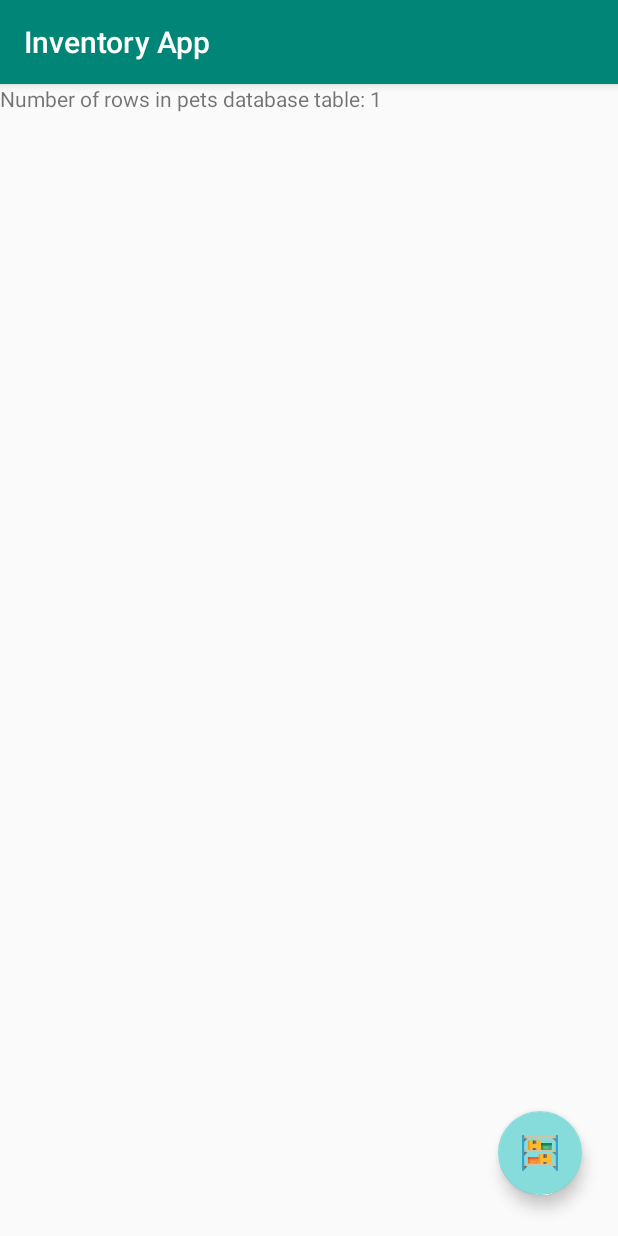
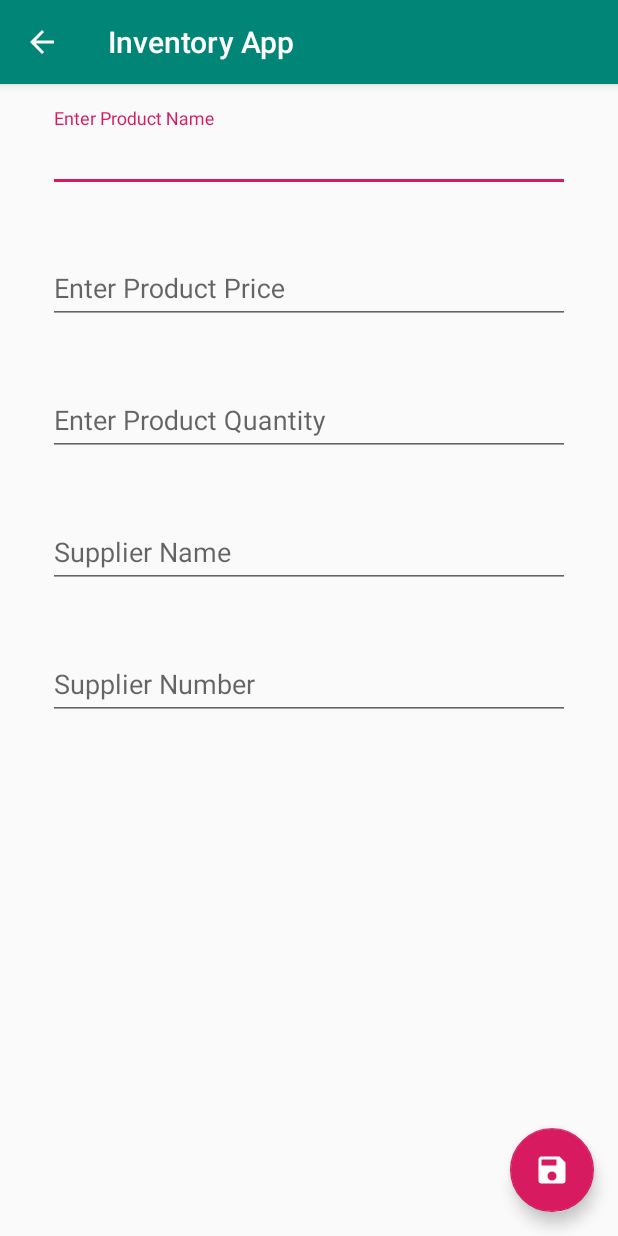
Before and after one commit to hasanmohdkhan/Android-Basics-Nanodegree-Inventory-app, an Android app: the screen it shows after launch (MainActivity before the commit, EditorActivity after it), after a tap on an icon or button, on a phone screen of 412 x 824 dp. Run offline under Robolectric (Android 15) with nearby library versions, the phone set to English and light mode, and no system bars; our stand-ins replace ButterKnife.

Commit message:
ADDED - Editor Activity - fab icon     - save     - add

```diff
--- a/app/src/main/AndroidManifest.xml
+++ b/app/src/main/AndroidManifest.xml
@@ -16,6 +16,9 @@
                 <category android:name="android.intent.category.LAUNCHER" />
             </intent-filter>
         </activity>
+        <activity
+            android:name=".activity.EditorActivity"
+            android:parentActivityName=".activity.MainActivity"></activity>
     </application>
 
 </manifest>
--- /dev/null
+++ b/app/src/main/java/com/example/hasanzian/inventoryapp/activity/EditorActivity.java
@@ -0,0 +1,82 @@
+package com.example.hasanzian.inventoryapp.activity;
+
+import android.os.Bundle;
+import android.support.design.widget.FloatingActionButton;
+import android.support.v7.app.AppCompatActivity;
+import android.util.Log;
+import android.view.View;
+import android.widget.EditText;
+import android.widget.Toast;
+
+import com.example.hasanzian.inventoryapp.R;
+import com.example.hasanzian.inventoryapp.helper.InventoryDbHelper;
+import com.example.hasanzian.inventoryapp.utils.Utils;
+
+import butterknife.BindView;
+import butterknife.ButterKnife;
+
+public class EditorActivity extends AppCompatActivity {
+
+    @BindView(R.id.et_product_name)
+    EditText productName;
+    @BindView(R.id.et_product_price)
+    EditText price;
+    @BindView(R.id.et_product_quantity)
+    EditText quantity;
+    @BindView(R.id.et_supplier_name)
+    EditText supplier;
+    @BindView(R.id.et_supplier_phone)
+    EditText phone;
+    @BindView(R.id.save_fab)
+    FloatingActionButton save;
+
+    String productStr, priceStr, quantityStr, supplierStr, phoneStr;
+
+    InventoryDbHelper mHelper;
+
+
+    @Override
+    protected void onCreate(Bundle savedInstanceState) {
+        super.onCreate(savedInstanceState);
+        setContentView(R.layout.activity_editor);
+        ButterKnife.bind(this);
+        mHelper = new InventoryDbHelper(this);
+
+        productStr = productName.getText().toString();
+        priceStr = price.getText().toString();
+        quantityStr = quantity.getText().toString();
+        supplierStr = supplier.getText().toString();
+        phoneStr = phone.getText().toString();
+
+        Log.d("Text", "Et: " + productName + " " + priceStr + " " + quantityStr + " " + supplierStr + " " + phoneStr);
+
+        save.setOnClickListener(new View.OnClickListener() {
+            @Override
+            public void onClick(View view) {
+
+                long ID = Utils.insertProducts(getApplicationContext(), mHelper, price.getText().toString(), productName.getText().toString(), quantity.getText().toString(), supplier.getText().toString(), phone.getText().toString());
+                if (ID == -1) {
+                    Toast.makeText(getApplicationContext(), "Error in data insertion", Toast.LENGTH_SHORT).show();
+                } else {
+                    Toast.makeText(getApplicationContext(), "data insertion: " + ID, Toast.LENGTH_SHORT).show();
+                    clearEditText();
+                    finish();
+                }
+
+                Log.d("Text", "Et: " + productName.getText().toString());
+
+
+            }
+        });
+
+
+    }
+
+    private void clearEditText() {
+        productName.setText("");
+        price.setText("");
+        quantity.setText("");
+        supplier.setText("");
+        phone.setText("");
+    }
+}
--- a/app/src/main/java/com/example/hasanzian/inventoryapp/activity/MainActivity.java
+++ b/app/src/main/java/com/example/hasanzian/inventoryapp/activity/MainActivity.java
@@ -2,6 +2,7 @@ package com.example.hasanzian.inventoryapp.activity;
 
 import android.annotation.TargetApi;
 import android.content.ContentValues;
+import android.content.Intent;
 import android.database.Cursor;
 import android.database.sqlite.SQLiteDatabase;
 import android.os.Build;
@@ -40,6 +41,8 @@ public class MainActivity extends AppCompatActivity {
             public void onClick(View view) {
                 insertProducts();
                 displayDatabaseInfo();
+                //  Intent editorIntent = new Intent(getApplicationContext(),EditorActivity.class);
+                startActivity(new Intent(getApplicationContext(), EditorActivity.class));
             }
         });
         mHelper = new InventoryDbHelper(this);
@@ -50,23 +53,21 @@ public class MainActivity extends AppCompatActivity {
     /*
      *  Helper method to insert dummy data in Products table for debugging purpose
      * */
-
     private void insertProducts() {
         SQLiteDatabase db = mHelper.getWritableDatabase();
 
         ContentValues values = new ContentValues();
-        values.put(InventoryEntry.COLUMN_PRODUCT_NAME , "Mi A1");
-        values.put(InventoryEntry.COLUMN_PRICE,15999);
-        values.put(InventoryEntry.COLUMN_QUANTITY,100);
-        values.put(InventoryEntry.COLUMN_SUPPLIER_NAME,"Xiaomi Ltd.");
-        values.put(InventoryEntry.COLUMN_SUPPLIER_PHONE_NUMBER,180020020);
+        values.put(InventoryEntry.COLUMN_PRODUCT_NAME, "Mi A1");
+        values.put(InventoryEntry.COLUMN_PRICE, 15999);
+        values.put(InventoryEntry.COLUMN_QUANTITY, 100);
+        values.put(InventoryEntry.COLUMN_SUPPLIER_NAME, "Xiaomi Ltd.");
+        values.put(InventoryEntry.COLUMN_SUPPLIER_PHONE_NUMBER, 180020020);
 
-        long newRowID = db.insert(InventoryEntry.TABLE_NAME , null,values);
-        if(newRowID == -1){
-            Toast.makeText(this,"Error in data insertion",Toast.LENGTH_SHORT).show();
-        }
-        else{
-            Toast.makeText(this,"data insertion: " +newRowID,Toast.LENGTH_SHORT).show();
+        long newRowID = db.insert(InventoryEntry.TABLE_NAME, null, values);
+        if (newRowID == -1) {
+            Toast.makeText(this, "Error in data insertion", Toast.LENGTH_SHORT).show();
+        } else {
+            Toast.makeText(this, "data insertion: " + newRowID, Toast.LENGTH_SHORT).show();
         }
 
     }
@@ -84,4 +85,12 @@ public class MainActivity extends AppCompatActivity {
 
 
     }
+
+    @Override
+    protected void onStart() {
+        super.onStart();
+        if (Build.VERSION.SDK_INT >= Build.VERSION_CODES.KITKAT) {
+            displayDatabaseInfo();
+        }
+    }
 }
--- a/app/src/main/java/com/example/hasanzian/inventoryapp/utils/Utils.java
+++ b/app/src/main/java/com/example/hasanzian/inventoryapp/utils/Utils.java
@@ -1,7 +1,36 @@
 package com.example.hasanzian.inventoryapp.utils;
+
+import android.content.ContentValues;
+import android.content.Context;
+import android.database.sqlite.SQLiteDatabase;
+import android.widget.Toast;
+
+import com.example.hasanzian.inventoryapp.data.InventoryContract;
+import com.example.hasanzian.inventoryapp.helper.InventoryDbHelper;
 
 /**
  * Utils contain helper methods
  */
 public class Utils {
+
+    public static long insertProducts(Context mContext, InventoryDbHelper mHelper, String price, String product, String quantity, String supplier, String phone) {
+
+        SQLiteDatabase db = mHelper.getWritableDatabase();
+
+        ContentValues values = new ContentValues();
+        values.put(InventoryContract.InventoryEntry.COLUMN_PRODUCT_NAME, product);
+        values.put(InventoryContract.InventoryEntry.COLUMN_PRICE, Integer.parseInt(price));
+        values.put(InventoryContract.InventoryEntry.COLUMN_QUANTITY, Integer.parseInt(quantity));
+        values.put(InventoryContract.InventoryEntry.COLUMN_SUPPLIER_NAME, supplier);
+        values.put(InventoryContract.InventoryEntry.COLUMN_SUPPLIER_PHONE_NUMBER, Integer.parseInt(phone));
+
+        long newRowID = db.insert(InventoryContract.InventoryEntry.TABLE_NAME, null, values);
+        if (newRowID == -1) {
+            Toast.makeText(mContext, "Error in data insertion", Toast.LENGTH_SHORT).show();
+            return newRowID;
+        } else {
+            Toast.makeText(mContext, "data insertion: " + newRowID, Toast.LENGTH_SHORT).show();
+            return newRowID;
+        }
+    }
 }
--- /dev/null
+++ b/app/src/main/res/drawable/ic_content_save.xml
@@ -0,0 +1,9 @@
+<vector xmlns:android="http://schemas.android.com/apk/res/android"
+    android:width="24dp"
+    android:height="24dp"
+    android:viewportWidth="24"
+    android:viewportHeight="24">
+    <path
+        android:fillColor="#FFFFFF"
+        android:pathData="M15,9H5V5H15M12,19A3,3 0,0 1,9 16A3,3 0,0 1,12 13A3,3 0,0 1,15 16A3,3 0,0 1,12 19M17,3H5C3.89,3 3,3.9 3,5V19A2,2 0,0 0,5 21H19A2,2 0,0 0,21 19V7L17,3Z" />
+</vector>
--- /dev/null
+++ b/app/src/main/res/drawable/ic_plus.xml
@@ -0,0 +1,9 @@
+<vector xmlns:android="http://schemas.android.com/apk/res/android"
+    android:width="24dp"
+    android:height="24dp"
+    android:viewportWidth="24"
+    android:viewportHeight="24">
+    <path
+        android:fillColor="#FFFFFF"
+        android:pathData="M19,13H13V19H11V13H5V11H11V5H13V11H19V13Z" />
+</vector>
--- /dev/null
+++ b/app/src/main/res/layout/activity_editor.xml
@@ -0,0 +1,150 @@
+<?xml version="1.0" encoding="utf-8"?>
+<android.support.constraint.ConstraintLayout xmlns:android="http://schemas.android.com/apk/res/android"
+    xmlns:app="http://schemas.android.com/apk/res-auto"
+    xmlns:tools="http://schemas.android.com/tools"
+    android:layout_width="match_parent"
+    android:layout_height="match_parent"
+    tools:context=".activity.EditorActivity"
+    tools:layout_editor_absoluteY="81dp">
+
+
+    <android.support.design.widget.TextInputLayout
+        android:id="@+id/text_layout"
+        android:layout_width="match_parent"
+        android:layout_height="wrap_content"
+        android:layout_marginStart="16dp"
+        android:layout_marginLeft="16dp"
+        android:layout_marginTop="16dp"
+        android:layout_marginEnd="16dp"
+        android:layout_marginRight="16dp"
+        app:layout_constraintEnd_toEndOf="parent"
+        app:layout_constraintHorizontal_bias="0.0"
+        app:layout_constraintStart_toStartOf="parent"
+        app:layout_constraintTop_toTopOf="parent">
+
+        <android.support.design.widget.TextInputEditText
+            android:id="@+id/et_product_name"
+            android:layout_width="match_parent"
+            android:layout_height="wrap_content"
+            android:layout_margin="@dimen/margin_16dp"
+            android:hint="@string/str_enter_product_name"
+            android:inputType="text"
+            android:textColorHint="@color/colorAccent"
+
+            />
+    </android.support.design.widget.TextInputLayout>
+
+    <android.support.design.widget.TextInputLayout
+        android:id="@+id/text_layout_price"
+        android:layout_width="match_parent"
+        android:layout_height="wrap_content"
+        android:layout_marginStart="16dp"
+        android:layout_marginLeft="16dp"
+        android:layout_marginTop="16dp"
+        android:layout_marginEnd="16dp"
+        android:layout_marginRight="16dp"
+        app:layout_constraintEnd_toEndOf="parent"
+        app:layout_constraintStart_toStartOf="parent"
+        app:layout_constraintTop_toBottomOf="@+id/text_layout">
+
+        <android.support.design.widget.TextInputEditText
+            android:id="@+id/et_product_price"
+            android:layout_width="match_parent"
+            android:layout_height="wrap_content"
+            android:layout_margin="@dimen/margin_16dp"
+            android:hint="@string/str_enter_product_price"
+            android:inputType="numberDecimal"
+            android:textColorHint="@color/colorAccent"
+
+            />
+    </android.support.design.widget.TextInputLayout>
+
+
+    <android.support.design.widget.FloatingActionButton
+        android:id="@+id/save_fab"
+        android:layout_width="@dimen/fab_dimen_56dp"
+        android:layout_height="@dimen/fab_dimen_56dp"
+        android:layout_marginEnd="@dimen/margin_16dp"
+        android:layout_marginRight="@dimen/margin_16dp"
+        android:layout_marginBottom="@dimen/margin_16dp"
+        android:clickable="true"
+        android:focusable="true"
+        app:layout_constraintBottom_toBottomOf="parent"
+        app:layout_constraintEnd_toEndOf="parent"
+        app:srcCompat="@drawable/ic_content_save" />
+
+
+    <android.support.design.widget.TextInputLayout
+        android:id="@+id/sign_in_email_layout"
+        android:layout_width="match_parent"
+        android:layout_height="wrap_content"
+        android:layout_marginStart="16dp"
+        android:layout_marginLeft="16dp"
+        android:layout_marginTop="16dp"
+        android:layout_marginEnd="16dp"
+        android:layout_marginRight="16dp"
+        app:layout_constraintEnd_toEndOf="parent"
+        app:layout_constraintStart_toStartOf="parent"
+        app:layout_constraintTop_toBottomOf="@+id/text_layout_price">
+
+        <android.support.design.widget.TextInputEditText
+            android:id="@+id/et_product_quantity"
+            android:layout_width="match_parent"
+            android:layout_height="wrap_content"
+            android:layout_margin="@dimen/margin_16dp"
+            android:hint="@string/str_enter_product_quantity"
+            android:inputType="number"
+            android:textColorHint="@color/colorAccent" />
+    </android.support.design.widget.TextInputLayout>
+
+
+    <android.support.design.widget.TextInputLayout
+        android:id="@+id/sign_in_email_layout1"
+        android:layout_width="match_parent"
+        android:layout_height="wrap_content"
+        android:layout_marginStart="16dp"
+        android:layout_marginLeft="16dp"
+        android:layout_marginTop="16dp"
+        android:layout_marginEnd="16dp"
+        android:layout_marginRight="16dp"
+        app:layout_constraintEnd_toEndOf="parent"
+        app:layout_constraintStart_toStartOf="parent"
+        app:layout_constraintTop_toBottomOf="@+id/sign_in_email_layout">
+
+        <android.support.design.widget.TextInputEditText
+            android:id="@+id/et_supplier_name"
+            android:layout_width="match_parent"
+            android:layout_height="wrap_content"
+            android:layout_margin="@dimen/margin_16dp"
+            android:ems="10"
+            android:hint="@string/str_enter_supplier_name"
+            android:inputType="text"
+            android:textColorHint="@color/colorAccent" />
+    </android.support.design.widget.TextInputLayout>
+
+    <android.support.design.widget.TextInputLayout
+        android:layout_width="match_parent"
+        android:layout_height="wrap_content"
+        android:layout_marginStart="16dp"
+        android:layout_marginLeft="16dp"
+        android:layout_marginTop="16dp"
+        android:layout_marginEnd="16dp"
+        android:layout_marginRight="16dp"
+        app:layout_constraintEnd_toEndOf="parent"
+        app:layout_constraintStart_toStartOf="parent"
+        app:layout_constraintTop_toBottomOf="@+id/sign_in_email_layout1">
+
+        <android.support.design.widget.TextInputEditText
+            android:id="@+id/et_supplier_phone"
+            android:layout_width="match_parent"
+            android:layout_height="wrap_content"
+            android:layout_margin="@dimen/margin_16dp"
+            android:hint="@string/str_enter_supplier_number"
+            android:inputType="phone"
+            android:textColorHint="@color/colorAccent" />
+
+
+    </android.support.design.widget.TextInputLayout>
+
+
+</android.support.constraint.ConstraintLayout>
--- a/app/src/main/res/layout/activity_main.xml
+++ b/app/src/main/res/layout/activity_main.xml
@@ -16,16 +16,16 @@
 
     <android.support.design.widget.FloatingActionButton
         android:id="@+id/floatingActionButton"
-        android:layout_width="64dp"
-        android:layout_height="64dp"
+        android:layout_width="@dimen/fab_dimen_56dp"
+        android:layout_height="@dimen/fab_dimen_56dp"
         android:layout_alignParentEnd="true"
         android:layout_alignParentRight="true"
         android:layout_alignParentBottom="true"
-        android:layout_marginEnd="24dp"
-        android:layout_marginRight="24dp"
-        android:layout_marginBottom="27dp"
+        android:layout_marginEnd="@dimen/margin_16dp"
+        android:layout_marginRight="@dimen/margin_16dp"
+        android:layout_marginBottom="@dimen/margin_16dp"
         android:clickable="true"
-        app:backgroundTint="#86dbdb"
-        app:srcCompat="@drawable/ic_stock" />
+        app:backgroundTint="@color/colorAccent"
+        app:srcCompat="@drawable/ic_plus" />
 
 </RelativeLayout>
--- /dev/null
+++ b/app/src/main/res/values/dimens.xml
@@ -0,0 +1,6 @@
+<?xml version="1.0" encoding="utf-8"?>
+<resources>
+    <dimen name="margin_4dp">4dp</dimen>
+    <dimen name="margin_16dp">16dp</dimen>
+    <dimen name="fab_dimen_56dp">56dp</dimen>
+</resources>
--- a/app/src/main/res/values/strings.xml
+++ b/app/src/main/res/values/strings.xml
@@ -1,3 +1,8 @@
 <resources>
     <string name="app_name">Inventory App</string>
+    <string name="str_enter_product_name">Enter Product Name</string>
+    <string name="str_enter_product_price">Enter Product Price</string>
+    <string name="str_enter_product_quantity">Enter Product Quantity</string>
+    <string name="str_enter_supplier_name">Supplier Name</string>
+    <string name="str_enter_supplier_number">Supplier Number</string>
 </resources>
```
